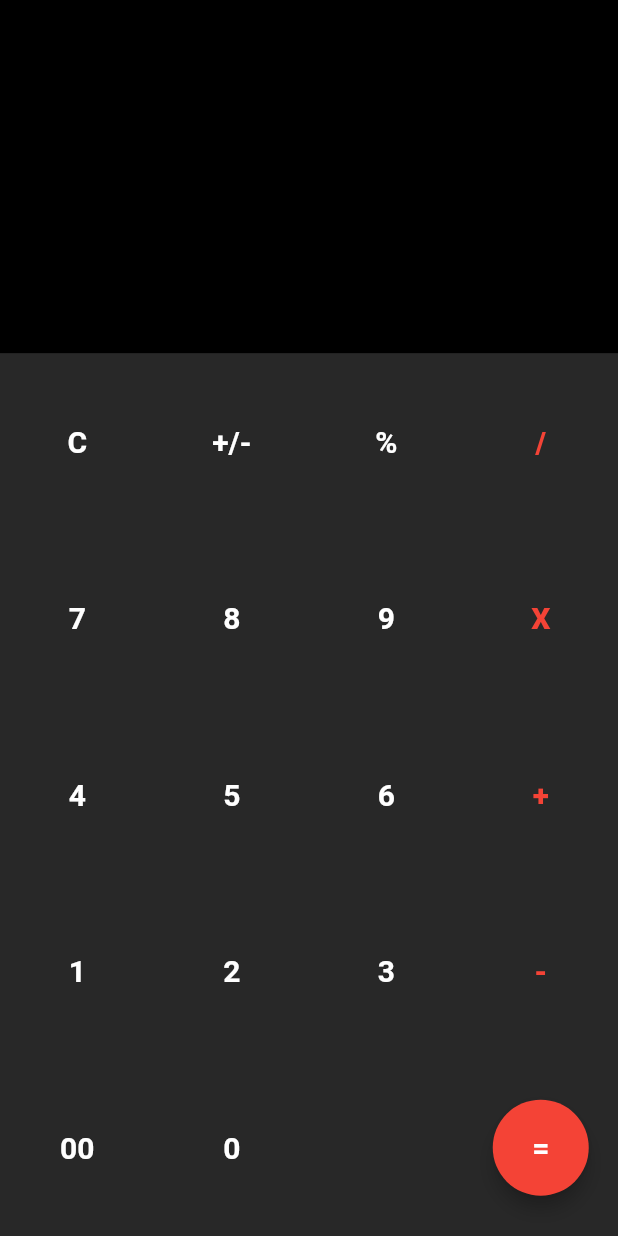
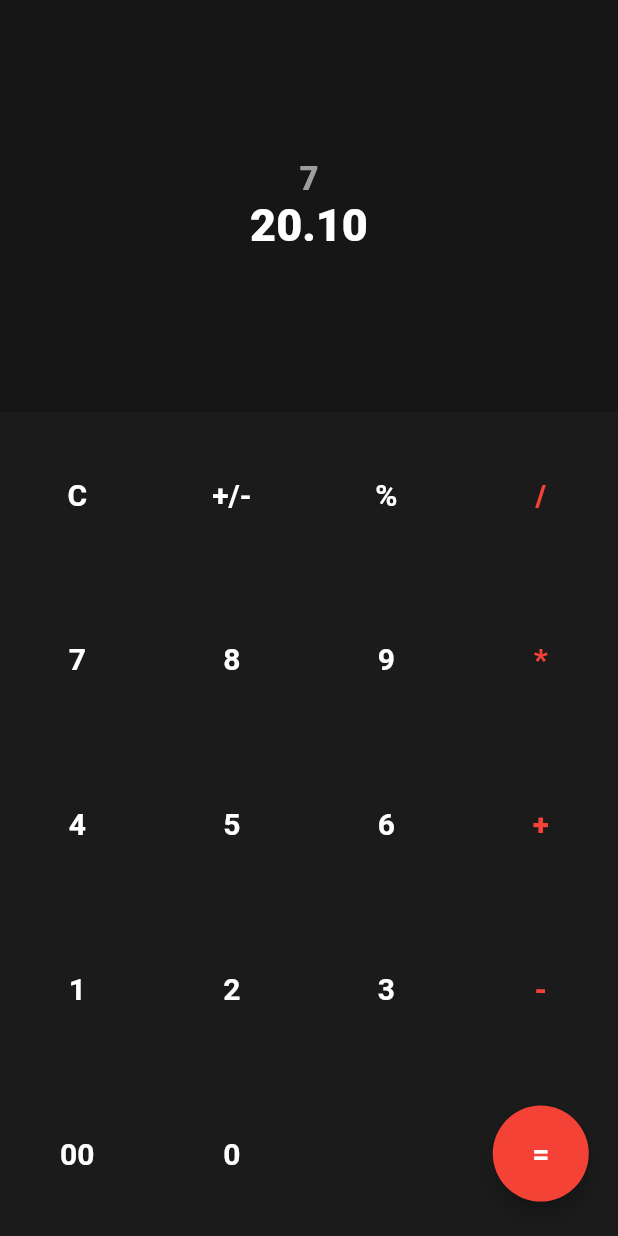
Before and after one commit to misaelbacry/Calculadora, a Flutter app: the screen it shows after launch, after a tap on an icon or button, on a phone screen of 412 x 824 dp. Run offline on Flutter 3.47's test engine with Material 2 defaults, Android fonts, the phone set to English and light mode, and no system bars.

Commit message:
Valores display

```diff
--- a/lib/main.dart
+++ b/lib/main.dart
@@ -54,6 +54,20 @@ class _MyHomePageState extends State<MyHomePage> {
     fontWeight: FontWeight.w900,
   );
 
+  TextStyle textStyleCalculoDisplay = const TextStyle(
+    color: Colors.grey,
+    fontSize: 22,
+    fontWeight: FontWeight.w900,
+  );
+
+  TextStyle textStyleResultadoDisplay = const TextStyle(
+    color: Colors.white,
+    fontSize: 30,
+    fontWeight: FontWeight.w900,
+  );
+
+  String calculoDisplay = "";
+
   @override
   Widget build(BuildContext context) {
 
@@ -64,15 +78,31 @@ class _MyHomePageState extends State<MyHomePage> {
         crossAxisAlignment: CrossAxisAlignment.stretch,
         children: <Widget>[
           Container(
-            height: MediaQuery.of(context).size.height / 3.5,
+            height: MediaQuery.of(context).size.height / 3,
             width: MediaQuery.of(context).size.width,
-            color: Colors.black,
+            color: const Color.fromRGBO(22, 22, 22, 1),
+            child: SafeArea(
+              child: Column(
+                mainAxisAlignment: MainAxisAlignment.center,
+                children: [
+                  Text(
+                      calculoDisplay,
+                      style: textStyleCalculoDisplay,
+                  ),
+
+                  Text(
+                    "20.10",
+                    style: textStyleResultadoDisplay,
+                  ),
+                ],
+              ),
+            ),
           ),
           Expanded(
             child: Container(
               //padding: const EdgeInsets.all(15),
               width: MediaQuery.of(context).size.width,
-              color: const Color.fromRGBO(40, 40, 40, 1),
+              color: const Color.fromRGBO(27, 27, 27, 1),
               child: SafeArea(
                 top: false,
                 child: Row(
@@ -86,7 +116,7 @@ class _MyHomePageState extends State<MyHomePage> {
                         children: [
                           Expanded(
                             child: ElevatedButton(
-                                onPressed: () => print("11"),
+                                onPressed: () => _limpar(),
                                 style: buttonStyle,
                                 child: Text("C",
                                   style: textStyle,
@@ -96,7 +126,7 @@ class _MyHomePageState extends State<MyHomePage> {
 
                           Expanded(
                             child: ElevatedButton(
-                                onPressed: () => print("11"),
+                                onPressed: () => _addValor("7"),
                                 style: buttonStyle,
                                 child: Text(
                                   "7",
@@ -107,7 +137,7 @@ class _MyHomePageState extends State<MyHomePage> {
 
                           Expanded(
                             child: ElevatedButton(
-                                onPressed: () => print("11"),
+                                onPressed: () => _addValor("4"),
                                 style: buttonStyle,
                                 child: Text(
                                   "4",
@@ -118,7 +148,7 @@ class _MyHomePageState extends State<MyHomePage> {
 
                           Expanded(
                             child: ElevatedButton(
-                                onPressed: () => print("11"),
+                                onPressed: () => _addValor("1"),
                                 style: buttonStyle,
                                 child: Text(
                                   "1",
@@ -160,7 +190,7 @@ class _MyHomePageState extends State<MyHomePage> {
 
                           Expanded(
                             child: ElevatedButton(
-                                onPressed: () => print("11"),
+                                onPressed: () => _addValor("8"),
                                 style: buttonStyle,
                                 child: Text(
                                   "8",
@@ -171,7 +201,7 @@ class _MyHomePageState extends State<MyHomePage> {
 
                           Expanded(
                             child: ElevatedButton(
-                                onPressed: () => print("11"),
+                                onPressed: () => _addValor("5"),
                                 style: buttonStyle,
                                 child: Text(
                                   "5",
@@ -182,7 +212,7 @@ class _MyHomePageState extends State<MyHomePage> {
 
                           Expanded(
                             child: ElevatedButton(
-                                onPressed: () => print("11"),
+                                onPressed: () => _addValor("2"),
                                 style: buttonStyle,
                                 child: Text(
                                   "2",
@@ -193,7 +223,7 @@ class _MyHomePageState extends State<MyHomePage> {
 
                           Expanded(
                             child: ElevatedButton(
-                                onPressed: () => print("11"),
+                                onPressed: () => _addValor("0"),
                                 style: buttonStyle,
                                 child: Text(
                                   "0",
@@ -222,7 +252,7 @@ class _MyHomePageState extends State<MyHomePage> {
 
                           Expanded(
                             child: ElevatedButton(
-                                onPressed: () => print("11"),
+                                onPressed: () => _addValor("9"),
                                 style: buttonStyle,
                                 child: Text(
                                   "9",
@@ -233,7 +263,7 @@ class _MyHomePageState extends State<MyHomePage> {
 
                           Expanded(
                             child: ElevatedButton(
-                                onPressed: () => print("11"),
+                                onPressed: () => _addValor("6"),
                                 style: buttonStyle,
                                 child: Text(
                                   "6",
@@ -244,7 +274,7 @@ class _MyHomePageState extends State<MyHomePage> {
 
                           Expanded(
                             child: ElevatedButton(
-                                onPressed: () => print("11"),
+                                onPressed: () => _addValor("3"),
                                 style: buttonStyle,
                                 child: Text(
                                   "3",
@@ -271,7 +301,7 @@ class _MyHomePageState extends State<MyHomePage> {
                         children: [
                           Expanded(
                             child: ElevatedButton(
-                                onPressed: () => print("11"),
+                                onPressed: () => _addValor("/"),
                                 style: buttonStyle,
                                 child: Text(
                                   "/",
@@ -282,10 +312,10 @@ class _MyHomePageState extends State<MyHomePage> {
 
                           Expanded(
                             child: ElevatedButton(
-                                onPressed: () => print("11"),
+                                onPressed: () => _addValor("*"),
                                 style: buttonStyle,
                                 child: Text(
-                                  "X",
+                                  "*",
                                   style: textStyleBasic,
                                 )
                             ),
@@ -293,7 +323,7 @@ class _MyHomePageState extends State<MyHomePage> {
 
                           Expanded(
                             child: ElevatedButton(
-                                onPressed: () => print("11"),
+                                onPressed: () => _addValor("+"),
                                 style: buttonStyle,
                                 child: Text(
                                   "+",
@@ -304,7 +334,7 @@ class _MyHomePageState extends State<MyHomePage> {
 
                           Expanded(
                             child: ElevatedButton(
-                                onPressed: () => print("11"),
+                                onPressed: () => _addValor("-"),
                                 style: buttonStyle,
                                 child: Text(
                                   "-", style: textStyleBasic,
@@ -336,4 +366,18 @@ class _MyHomePageState extends State<MyHomePage> {
       ),
     );
   }
+
+  _addValor(String valor) {
+    print("add");
+    setState(() {
+      calculoDisplay += valor.toString();
+    });
+    print(calculoDisplay);
+  }
+
+  _limpar() {
+    setState(() {
+      calculoDisplay = "";
+    });
+  }
 }
```
